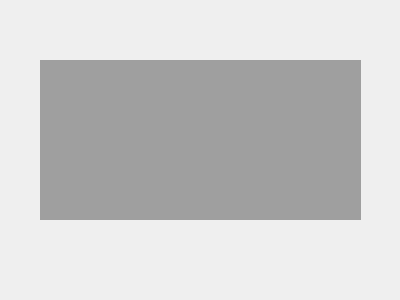
Old version of the form Woofie/translationunitframe.ui in the repository odintsovks/Woofie-Client.
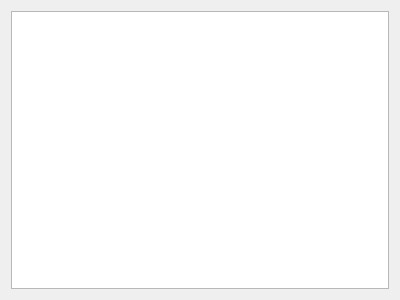
New version of the form.

```diff
--- a/Woofie/translationunitframe.ui
+++ b/Woofie/translationunitframe.ui
@@ -10,24 +10,30 @@
     <height>300</height>
    </rect>
   </property>
+  <property name="sizePolicy">
+   <sizepolicy hsizetype="Expanding" vsizetype="Expanding">
+    <horstretch>0</horstretch>
+    <verstretch>0</verstretch>
+   </sizepolicy>
+  </property>
   <property name="windowTitle">
    <string>Frame</string>
   </property>
-  <widget class="QMdiArea" name="mdiArea">
-   <property name="geometry">
-    <rect>
-     <x>40</x>
-     <y>60</y>
-     <width>321</width>
-     <height>160</height>
-    </rect>
-   </property>
-   <widget class="QWidget" name="subwindow">
-    <property name="windowTitle">
-     <string>Subwindow</string>
-    </property>
-   </widget>
-  </widget>
+  <layout class="QVBoxLayout" name="verticalLayout">
+   <item>
+    <widget class="QGraphicsView" name="graphicsView">
+     <property name="sizePolicy">
+      <sizepolicy hsizetype="Expanding" vsizetype="Expanding">
+       <horstretch>0</horstretch>
+       <verstretch>0</verstretch>
+      </sizepolicy>
+     </property>
+     <property name="contextMenuPolicy">
+      <enum>Qt::ContextMenuPolicy::CustomContextMenu</enum>
+     </property>
+    </widget>
+   </item>
+  </layout>
  </widget>
  <resources/>
  <connections/>
```
